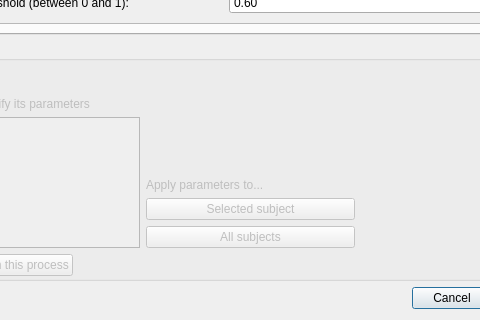
Above: meggie_batch/ui/qt4Designer_ui_files/ecgParametersDialogBatch.ui from cibr-jyu/meggie before the change; both pictures show x 137 to 617 and y 549 to 869 of the 726 by 869 pixel window. Below: the same form after it.
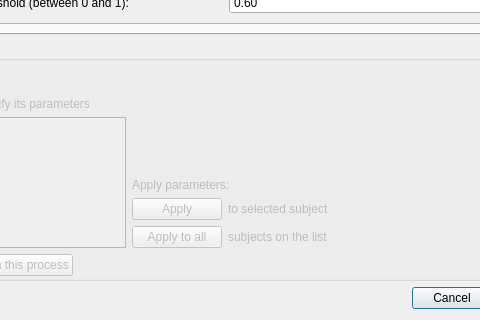
That is the form after the change.

Commit message: Possible to set parameters to many subjects and calculate ECG projections to all of them at once. Parameter file is pickled under correct subject folders, but the parameters can't be loaded yet.

Patch:
```diff
--- a/meggie_batch/ui/qt4Designer_ui_files/ecgParametersDialogBatch.ui
+++ b/meggie_batch/ui/qt4Designer_ui_files/ecgParametersDialogBatch.ui
@@ -923,12 +923,12 @@
                 <bool>false</bool>
                </property>
                <property name="text">
-                <string>Apply parameters to...</string>
+                <string>Apply parameters:</string>
                </property>
               </widget>
              </item>
-            </layout>
-           </item>
+             <item>
+              <layout class="QHBoxLayout" name="horizontalLayout_20">
            <item>
             <widget class="QPushButton" name="pushButtonApply">
              <property name="enabled">
@@ -940,11 +940,50 @@
                <verstretch>0</verstretch>
               </sizepolicy>
              </property>
+                 <property name="minimumSize">
+                  <size>
+                   <width>90</width>
+                   <height>0</height>
+                  </size>
+                 </property>
+                 <property name="maximumSize">
+                  <size>
+                   <width>90</width>
+                   <height>16777215</height>
+                  </size>
+                 </property>
              <property name="text">
-              <string>Selected subject</string>
+                  <string>Apply</string>
              </property>
             </widget>
            </item>
+               <item>
+                <widget class="QLabel" name="label_3">
+                 <property name="enabled">
+                  <bool>false</bool>
+                 </property>
+                 <property name="text">
+                  <string>to selected subject</string>
+                 </property>
+                </widget>
+               </item>
+               <item>
+                <spacer name="horizontalSpacer_3">
+                 <property name="orientation">
+                  <enum>Qt::Horizontal</enum>
+                 </property>
+                 <property name="sizeHint" stdset="0">
+                  <size>
+                   <width>40</width>
+                   <height>20</height>
+                  </size>
+                 </property>
+                </spacer>
+               </item>
+              </layout>
+             </item>
+             <item>
+              <layout class="QHBoxLayout" name="horizontalLayout_28">
            <item>
             <widget class="QPushButton" name="pushButtonApplyAll">
              <property name="enabled">
@@ -956,10 +995,49 @@
                <verstretch>0</verstretch>
               </sizepolicy>
              </property>
+                 <property name="minimumSize">
+                  <size>
+                   <width>90</width>
+                   <height>0</height>
+                  </size>
+                 </property>
+                 <property name="maximumSize">
+                  <size>
+                   <width>90</width>
+                   <height>16777215</height>
+                  </size>
+                 </property>
              <property name="text">
-              <string>All subjects</string>
-             </property>
-            </widget>
+                  <string>Apply to all</string>
+                 </property>
+                </widget>
+               </item>
+               <item>
+                <widget class="QLabel" name="label_4">
+                 <property name="enabled">
+                  <bool>false</bool>
+                 </property>
+                 <property name="text">
+                  <string>subjects on the list</string>
+                 </property>
+                </widget>
+               </item>
+               <item>
+                <spacer name="horizontalSpacer_2">
+                 <property name="orientation">
+                  <enum>Qt::Horizontal</enum>
+                 </property>
+                 <property name="sizeHint" stdset="0">
+                  <size>
+                   <width>40</width>
+                   <height>20</height>
+                  </size>
+                 </property>
+                </spacer>
+               </item>
+              </layout>
+             </item>
+            </layout>
            </item>
           </layout>
          </item>
```
Left out of the diff: 80 changed lines with no effect on the pictures. Lines whose indentation alone changed are shown as unchanged. The commit also changes 5 other files.
